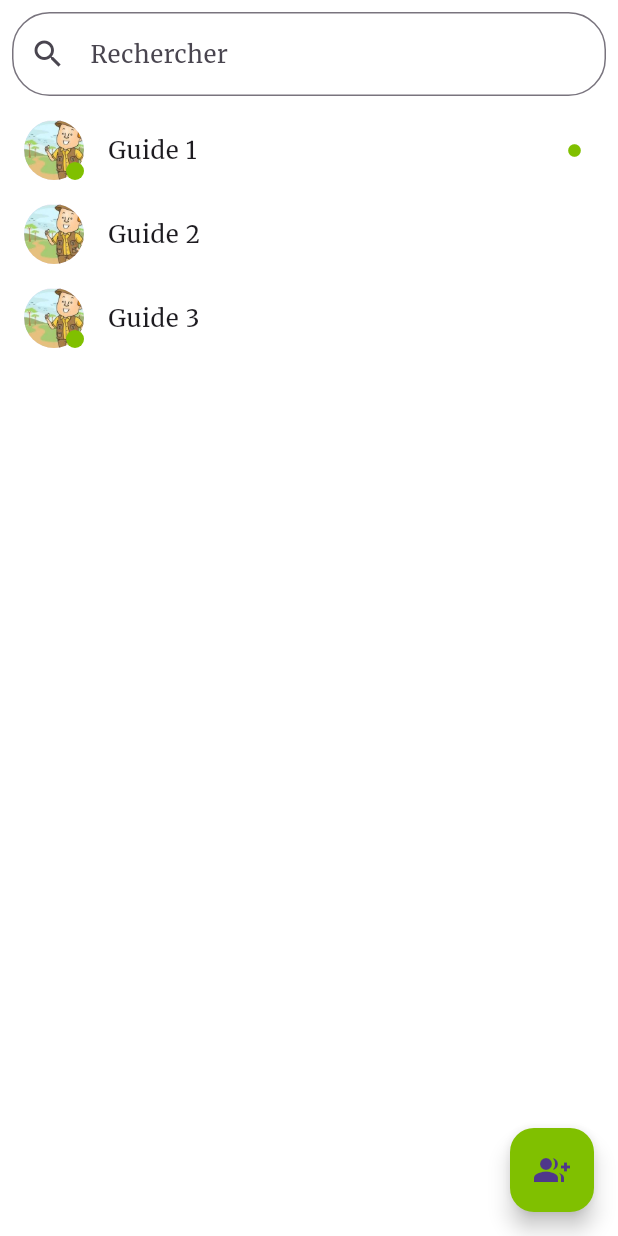
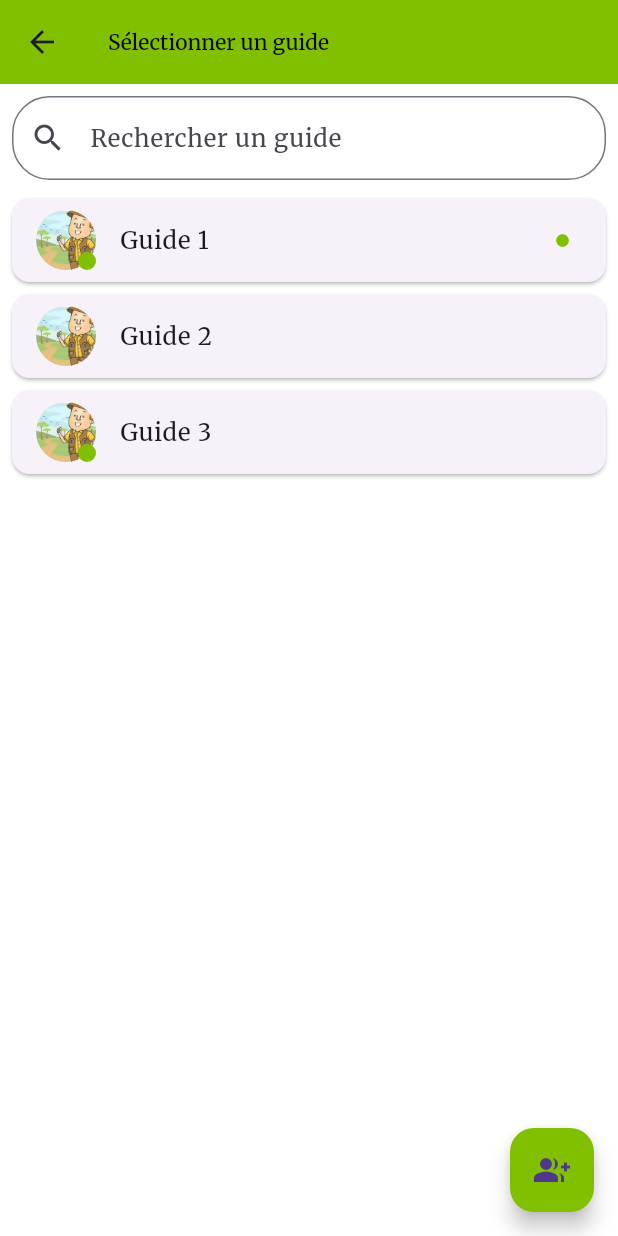
Before and after one commit to maherbaldi969/ecotrack_Mapsdart, a Flutter app: the ChatListScreen screen opened by its route, on a phone screen of 412 x 824 dp. Run offline on Flutter 3.47's test engine with Material 3 defaults, Android fonts, the phone set to English and light mode, and no system bars; our stand-ins replace connectivity_plus, curved_navigation_bar, dio, flutter_local_notifications, flutter_screenutil, flutter_svg and 14 more; missing offline and left inert: flutter_polyline_points, image_sequence_animator, saver_gallery; accounts and stored records are empty; network calls fail.

Commit message:
Mise à jour des

```diff
--- a/lib/chat/chat_list_screen.dart
+++ b/lib/chat/chat_list_screen.dart
@@ -13,6 +13,7 @@ class ChatListScreen extends StatefulWidget {
 
 class _ChatListScreenState extends State<ChatListScreen> {
   TextEditingController _searchController = TextEditingController();
+  ScrollController _scrollController = ScrollController();
   List<Map<String, dynamic>> _chats = [
     {
       'name': 'Guide 1',
@@ -43,6 +44,13 @@ class _ChatListScreenState extends State<ChatListScreen> {
     _searchController.addListener(_filterChats);
   }
 
+  @override
+  void dispose() {
+    _searchController.dispose();
+    _scrollController.dispose();
+    super.dispose();
+  }
+
   void _filterChats() {
     String query = _searchController.text.toLowerCase();
     setState(() {
@@ -62,14 +70,20 @@ class _ChatListScreenState extends State<ChatListScreen> {
   @override
   Widget build(BuildContext context) {
     return Scaffold(
-      body: Column(
+      appBar: AppBar(
+        title: Text('Sélectionner un guide'),
+        backgroundColor: Color(0xFF80C000),
+      ),
+      body: SingleChildScrollView(
+        controller: _scrollController,
+        child: Column(
           children: [
             Padding(
               padding: const EdgeInsets.all(8.0),
               child: TextField(
                 controller: _searchController,
                 decoration: InputDecoration(
-                hintText: 'Rechercher',
+                  hintText: 'Rechercher un guide',
                   prefixIcon: Icon(Icons.search),
                   border: OutlineInputBorder(
                     borderRadius: BorderRadius.circular(25.0),
@@ -77,7 +91,8 @@ class _ChatListScreenState extends State<ChatListScreen> {
                 ),
               ),
             ),
-          Expanded(
+            Container(
+              height: MediaQuery.of(context).size.height * 0.7,
               child: ListView.builder(
                 itemCount: _filteredChats.length,
                 itemBuilder: (context, index) {
@@ -94,6 +109,7 @@ class _ChatListScreenState extends State<ChatListScreen> {
             ),
           ],
         ),
+      ),
       floatingActionButton: FloatingActionButton(
         onPressed: () => _showUserOptions(context),
         child: Icon(Icons.group_add),
@@ -104,7 +120,9 @@ class _ChatListScreenState extends State<ChatListScreen> {
 
   Widget _buildChatTile(BuildContext context, String userName, String imagePath,
       bool isActive, bool hasUnread) {
-    return ListTile(
+    return Card(
+      margin: EdgeInsets.symmetric(horizontal: 8, vertical: 4),
+      child: ListTile(
         leading: Stack(
           children: [
             CircleAvatar(
@@ -141,11 +159,13 @@ class _ChatListScreenState extends State<ChatListScreen> {
                   onLocationMessageTap: (latitude, longitude) {
                     print(
                         "Clic sur un message de position : $latitude, $longitude");
-                  }),
+                  },
+                ),
               ),
             );
           }
         },
+      ),
     );
   }
 }
```
Lines whose indentation alone changed are shown as unchanged.
